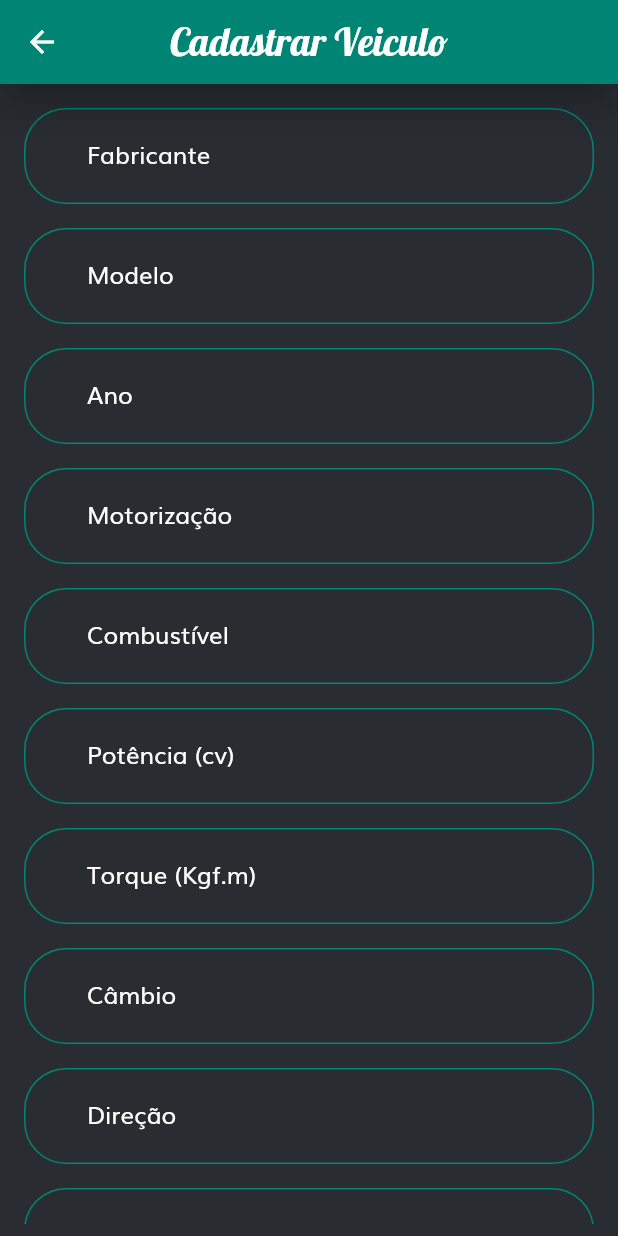
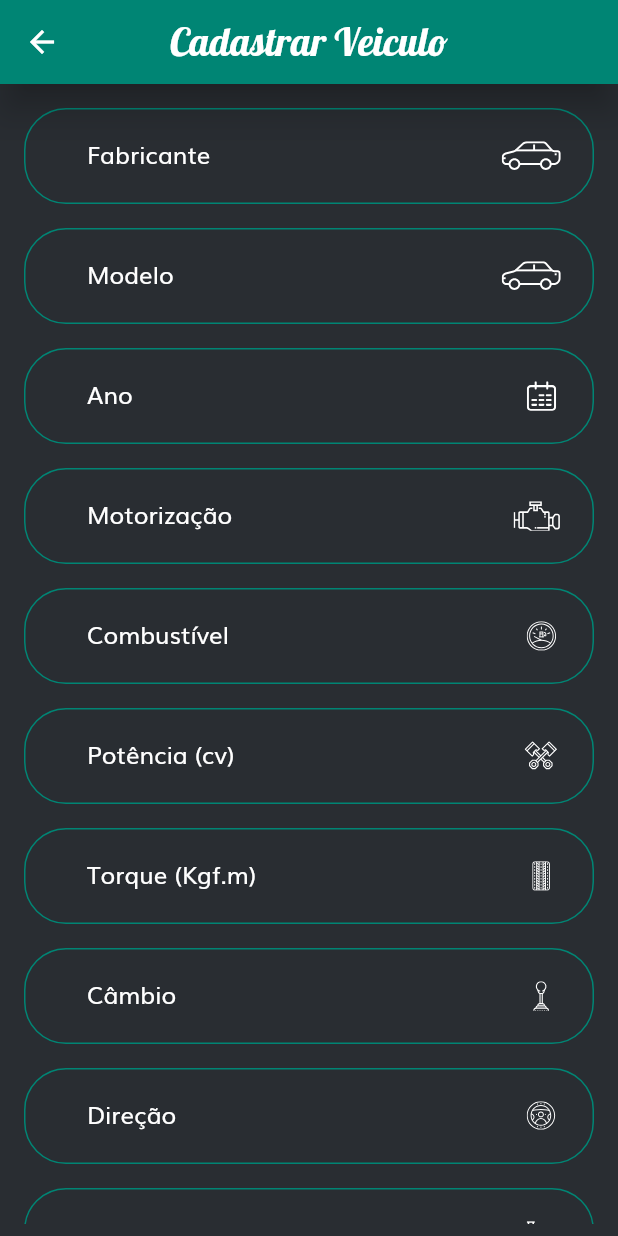
Before and after one commit to Anthonydj08/Concessionaria-Flutter, a Flutter app: the CadastrarVeiculo screen opened by its route, on a phone screen of 412 x 824 dp. Run offline on Flutter 3.47's test engine with Material 2 defaults, Android fonts, the phone set to English and light mode, and no system bars; our stand-ins replace carousel_slider, flutter_svg, google_fonts.

Commit message:
Inserção de icones na tela de cadastrar veiculo

```diff
--- a/concessionaria_flutter/lib/components/default_input.dart
+++ b/concessionaria_flutter/lib/components/default_input.dart
@@ -1,3 +1,4 @@
+import 'package:concessionaria_flutter/components/custom_svg_icon.dart';
 import 'package:concessionaria_flutter/constants.dart';
 import 'package:flutter/material.dart';
 
@@ -5,9 +6,11 @@ class DefaultInput extends StatelessWidget {
   const DefaultInput({
     Key key,
     this.label,
+    this.icon
   }) : super(key: key);
 
   final String label;
+  final String icon;
 
   @override
   Widget build(BuildContext context) {
@@ -19,9 +22,9 @@ class DefaultInput extends StatelessWidget {
         decoration: InputDecoration(
           labelStyle: TextStyle(color: kTextColor),
           labelText: label,
-          // suffixIcon: CustomSuffixIcon(
-          //   svgIcon: icon,
-          // ),
+          suffixIcon: CustomSuffixIcon(
+            svgIcon: icon,
+          ),
         ),
       ),
     );
--- a/concessionaria_flutter/lib/veiculo/Cadastrar_Veiculo.dart
+++ b/concessionaria_flutter/lib/veiculo/Cadastrar_Veiculo.dart
@@ -34,33 +34,43 @@ class _CadastrarVeiculoState extends State<CadastrarVeiculo> {
                   children: <Widget>[
                     DefaultInput(
                       label: 'Fabricante',
+                      icon: 'assets/icones/Car.svg',
                     ),
                     DefaultInput(
                       label: 'Modelo',
+                      icon: 'assets/icones/Car.svg',
                     ),
                     DefaultInput(
                       label: 'Ano',
+                      icon: 'assets/icones/Calendar.svg',
                     ),
                     DefaultInput(
                       label: 'Motorização',
+                      icon: 'assets/icones/Motor.svg',
                     ),
                     DefaultInput(
                       label: 'Combustível',
+                      icon: 'assets/icones/Combustivel.svg',
                     ),
                     DefaultInput(
                       label: 'Potência (cv)',
+                      icon: 'assets/icones/Potencia.svg',
                     ),
                     DefaultInput(
                       label: 'Torque (Kgf.m)',
+                      icon: 'assets/icones/Pneu.svg',
                     ),
                     DefaultInput(
                       label: 'Câmbio',
+                      icon: 'assets/icones/Cambio.svg',
                     ),
                     DefaultInput(
                       label: 'Direção',
+                      icon: 'assets/icones/Volante.svg',
                     ),
                     DefaultInput(
                       label: 'Tanque (L)',
+                      icon: 'assets/icones/Tanque.svg',
                     ),
                     DefaultButton(
                       text: 'Salvar',
```
Also changed, not shown: concessionaria_flutter/assets/icones/Calendar.svg (added), concessionaria_flutter/assets/icones/Cambio.svg (added), concessionaria_flutter/assets/icones/Car.svg (added), concessionaria_flutter/assets/icones/Combustivel.svg (added), concessionaria_flutter/assets/icones/Motor.svg (added), concessionaria_flutter/assets/icones/Pneu.svg (added), concessionaria_flutter/assets/icones/Potencia.svg (added), concessionaria_flutter/assets/icones/Tanque.svg (added), concessionaria_flutter/assets/icones/Volante.svg (added).
